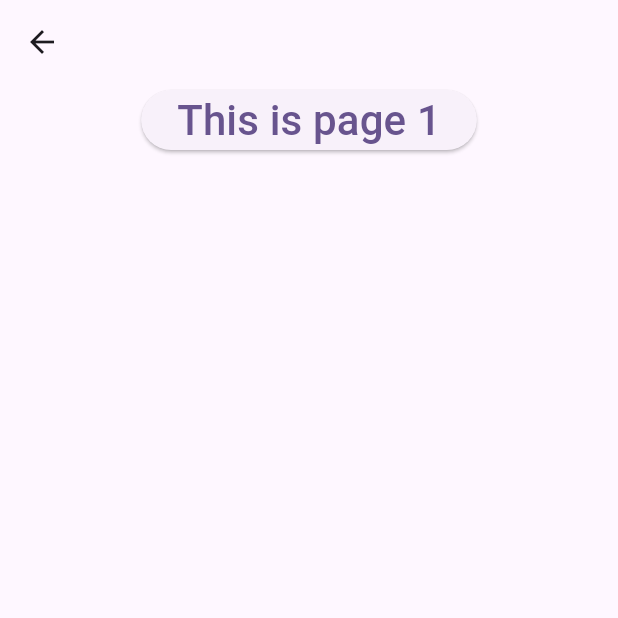
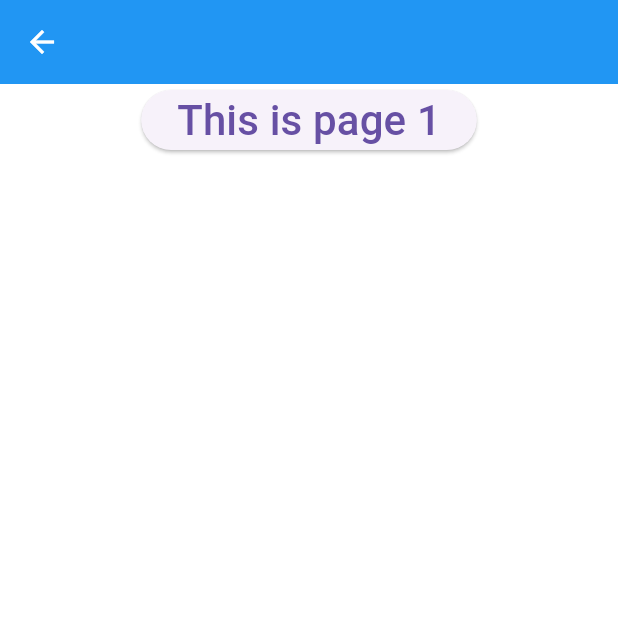
Before and after one commit to abumusapython/getx_pratice, a Flutter app: the RouteNavigate3 screen opened directly, on a phone screen of 412 x 824 dp, the top half of it. Run offline on Flutter 3.47's test engine with Material 3 defaults, Android fonts, the phone set to English and light mode, and no system bars; our stand-ins replace get, image_picker.

Commit message:
"final work"

```diff
--- /dev/null
+++ b/lib/views/app them/app_them_controller.dart
@@ -0,0 +1,31 @@
+import 'package:flutter/material.dart';
+import 'package:get/get.dart';
+
+class AppThemController extends GetxController {
+  RxBool isDarkMode = false.obs;
+
+  void toggleTheme() {
+    isDarkMode.value = !isDarkMode.value;
+    Get.changeThemeMode(isDarkMode.value ? ThemeMode.dark : ThemeMode.light);
+  }
+
+  ThemeData get LightTheme => ThemeData(
+    brightness: Brightness.light,
+    primarySwatch: Colors.blue,
+    scaffoldBackgroundColor: Colors.white,
+    appBarTheme: AppBarTheme(
+      backgroundColor: Colors.blue,
+      foregroundColor: Colors.white,
+    ),
+  );
+
+  ThemeData get darkTheme => ThemeData(
+    brightness: Brightness.dark,
+    primarySwatch: Colors.blueGrey,
+    scaffoldBackgroundColor: Colors.grey[900],
+    appBarTheme: AppBarTheme(
+      backgroundColor: Colors.grey[800],
+      foregroundColor: Colors.white,
+    ),
+  );
+}
--- a/lib/views/home_screen.dart
+++ b/lib/views/home_screen.dart
@@ -1,7 +1,6 @@
 import 'package:flutter/material.dart';
 import 'package:get/get_core/get_core.dart';
 import 'package:get/get_navigation/get_navigation.dart';
-import 'package:getx_pratice/views/routing/lgoin_screen.dart';
 
 class HomeScreen extends StatelessWidget {
   const HomeScreen({super.key});
--- a/lib/views/routing/lgoin_screen.dart
+++ b/lib/views/routing/lgoin_screen.dart
@@ -1,7 +1,6 @@
 import 'package:flutter/material.dart';
 import 'package:get/get_navigation/get_navigation.dart';
 import 'package:get/utils.dart';
-import 'package:getx_pratice/views/routing/forgate_screen.dart';
 
 class LgoinScreen extends StatelessWidget {
   const LgoinScreen({super.key});
--- a/pubspec.yaml
+++ b/pubspec.yaml
@@ -35,6 +35,7 @@ dependencies:
   # Use with the CupertinoIcons class for iOS style icons.
   cupertino_icons: ^1.0.8
   get: ^4.7.2
+  image_picker: ^1.2.0
 
 dev_dependencies:
   flutter_test:
```
Also changed, not shown: lib/main.dart (+25 -13 lines), lib/views/image picker/image_picker_controller.dart (added, +16 -0 lines), lib/views/image picker/image_picker_home.dart (added, +113 -0 lines), pubspec.lock, 2 other files.
